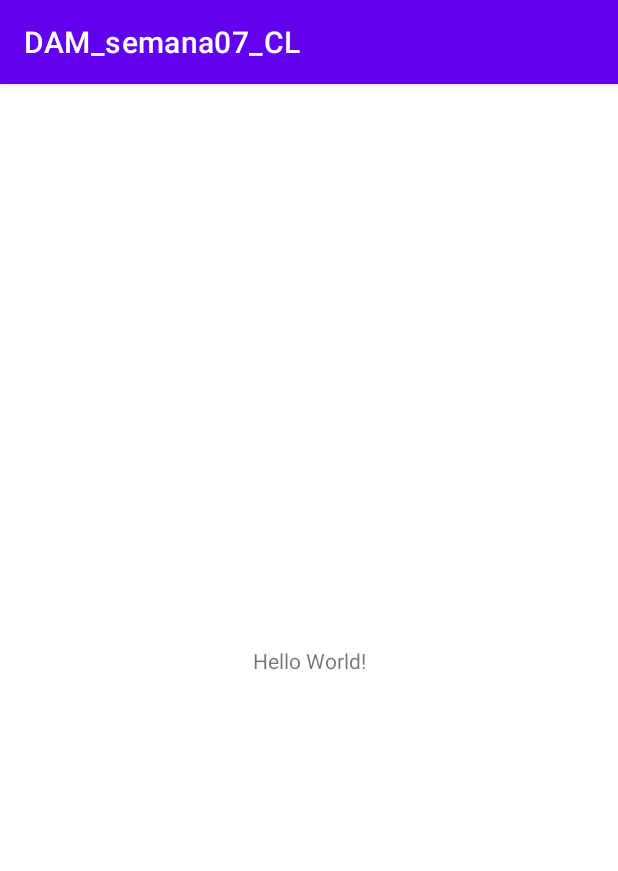
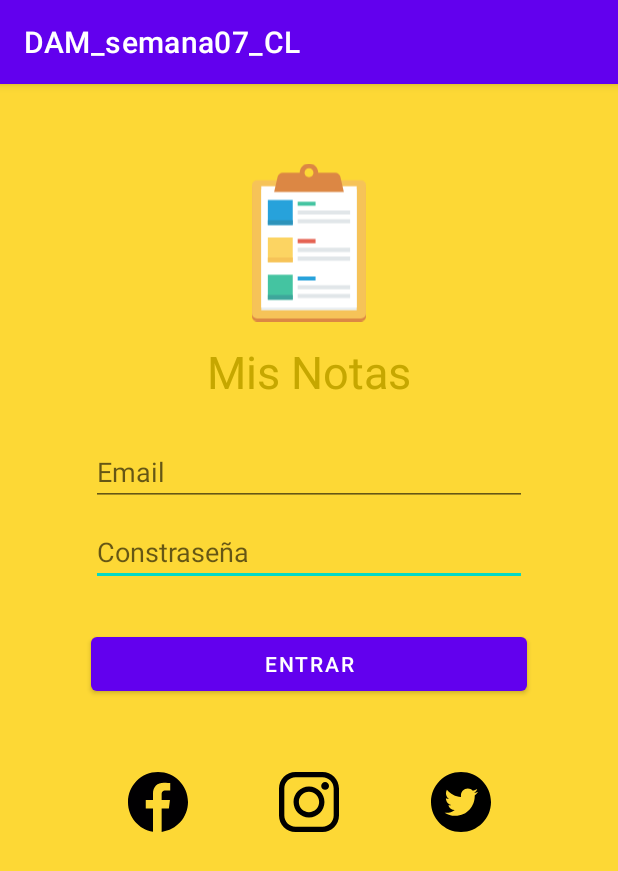
Before and after one commit to cerdanflor/DAM07_CL, an Android app: the screen it shows after launch (MainActivity), on a phone screen of 412 x 824 dp. Shown: the top 871 px of the screen. Run offline under Robolectric (Android 15) with nearby library versions, the phone set to English and light mode, and no system bars.

Commit message:
Habilitando íconos de Redes Sociales

```diff
--- a/app/build.gradle
+++ b/app/build.gradle
@@ -14,6 +14,7 @@ android {
         versionName "1.0"
 
         testInstrumentationRunner "androidx.test.runner.AndroidJUnitRunner"
+        vectorDrawables.useSupportLibrary = true
     }
 
     buildTypes {
--- /dev/null
+++ b/app/src/main/res/drawable/ic_logotipo_circular_de_facebook.xml
@@ -0,0 +1,9 @@
+<vector xmlns:android="http://schemas.android.com/apk/res/android"
+    android:width="167.657dp"
+    android:height="167.657dp"
+    android:viewportWidth="167.657"
+    android:viewportHeight="167.657">
+  <path
+      android:pathData="M83.829,0.349C37.532,0.349 0,37.881 0,84.178c0,41.523 30.222,75.911 69.848,82.57v-65.081H49.626v-23.42h20.222V60.978c0,-20.037 12.238,-30.956 30.115,-30.956c8.562,0 15.92,0.638 18.056,0.919v20.944l-12.399,0.006c-9.72,0 -11.594,4.618 -11.594,11.397v14.947h23.193l-3.025,23.42H94.026v65.653c41.476,-5.048 73.631,-40.312 73.631,-83.154C167.657,37.881 130.125,0.349 83.829,0.349z"
+      android:fillColor="#010002"/>
+</vector>
--- a/app/src/main/res/layout/activity_main.xml
+++ b/app/src/main/res/layout/activity_main.xml
@@ -4,15 +4,113 @@
     xmlns:tools="http://schemas.android.com/tools"
     android:layout_width="match_parent"
     android:layout_height="match_parent"
+    android:background="@color/colorPrimary"
+    android:padding="24dp"
     tools:context=".MainActivity">
 
+    <ImageView
+        android:id="@+id/imageView"
+        android:layout_width="105dp"
+        android:layout_height="115dp"
+        android:layout_marginTop="24dp"
+        app:layout_constraintEnd_toStartOf="@+id/guideline5"
+        app:layout_constraintStart_toStartOf="@+id/guideline4"
+        app:layout_constraintTop_toTopOf="parent"
+        app:srcCompat="@drawable/ic_checklist" />
+
     <TextView
+        android:id="@+id/textView"
         android:layout_width="wrap_content"
         android:layout_height="wrap_content"
-        android:text="Hello World!"
-        app:layout_constraintBottom_toBottomOf="parent"
-        app:layout_constraintLeft_toLeftOf="parent"
-        app:layout_constraintRight_toRightOf="parent"
-        app:layout_constraintTop_toTopOf="parent" />
+        android:layout_marginTop="8dp"
+        android:text="Mis Notas"
+        android:textColor="@color/colorPrimaryDark"
+        android:textSize="30sp"
+        app:layout_constraintEnd_toStartOf="@+id/guideline5"
+        app:layout_constraintStart_toStartOf="@+id/guideline4"
+        app:layout_constraintTop_toBottomOf="@+id/imageView" />
 
+    <EditText
+        android:id="@+id/editTextPassword"
+        android:layout_width="0dp"
+        android:layout_height="wrap_content"
+        android:layout_marginTop="8dp"
+        android:ems="10"
+        android:hint="Constraseña"
+        android:inputType="textPassword"
+        app:layout_constraintEnd_toEndOf="@+id/editTextEmail"
+        app:layout_constraintStart_toStartOf="@+id/editTextEmail"
+        app:layout_constraintTop_toBottomOf="@+id/editTextEmail" />
+
+    <EditText
+        android:id="@+id/editTextEmail"
+        android:layout_width="0dp"
+        android:layout_height="wrap_content"
+        android:layout_marginTop="24dp"
+        android:ems="10"
+        android:hint="Email"
+        android:inputType="textEmailAddress"
+        app:layout_constraintEnd_toStartOf="@+id/guideline5"
+        app:layout_constraintHorizontal_bias="0.0"
+        app:layout_constraintStart_toStartOf="@+id/guideline4"
+        app:layout_constraintTop_toBottomOf="@+id/textView" />
+
+    <Button
+        android:id="@+id/buttonLogin"
+        android:layout_width="0dp"
+        android:layout_height="wrap_content"
+        android:layout_marginTop="28dp"
+        android:text="Entrar"
+        android:textColor="@color/white"
+        app:layout_constraintEnd_toEndOf="@+id/editTextPassword"
+        app:layout_constraintStart_toStartOf="@+id/editTextPassword"
+        app:layout_constraintTop_toBottomOf="@+id/editTextPassword" />
+
+    <ImageView
+        android:id="@+id/imageView2"
+        android:layout_width="40dp"
+        android:layout_height="40dp"
+        android:layout_marginTop="48dp"
+        app:layout_constraintEnd_toStartOf="@+id/imageView3"
+        app:layout_constraintHorizontal_bias="0.5"
+        app:layout_constraintStart_toEndOf="@+id/imageView4"
+        app:layout_constraintTop_toBottomOf="@+id/buttonLogin"
+        app:srcCompat="@drawable/ic_logo_de_instagram" />
+
+    <ImageView
+        android:id="@+id/imageView3"
+        android:layout_width="40dp"
+        android:layout_height="40dp"
+        app:layout_constraintBottom_toBottomOf="@+id/imageView2"
+        app:layout_constraintEnd_toEndOf="parent"
+        app:layout_constraintHorizontal_bias="0.5"
+        app:layout_constraintStart_toEndOf="@+id/imageView2"
+        app:layout_constraintTop_toTopOf="@+id/imageView2"
+        app:srcCompat="@drawable/ic_logo_de_twitter" />
+
+    <ImageView
+        android:id="@+id/imageView4"
+        android:layout_width="40dp"
+        android:layout_height="40dp"
+        app:layout_constraintBottom_toBottomOf="@+id/imageView2"
+        app:layout_constraintEnd_toStartOf="@+id/imageView2"
+        app:layout_constraintHorizontal_bias="0.5"
+        app:layout_constraintHorizontal_chainStyle="spread"
+        app:layout_constraintStart_toStartOf="parent"
+        app:layout_constraintTop_toTopOf="@+id/imageView2"
+        app:srcCompat="@drawable/ic_logotipo_circular_de_facebook" />
+
+    <androidx.constraintlayout.widget.Guideline
+        android:id="@+id/guideline4"
+        android:layout_width="wrap_content"
+        android:layout_height="wrap_content"
+        android:orientation="vertical"
+        app:layout_constraintGuide_percent="0.1" />
+
+    <androidx.constraintlayout.widget.Guideline
+        android:id="@+id/guideline5"
+        android:layout_width="wrap_content"
+        android:layout_height="wrap_content"
+        android:orientation="vertical"
+        app:layout_constraintGuide_percent="0.9" />
 </androidx.constraintlayout.widget.ConstraintLayout>
```
